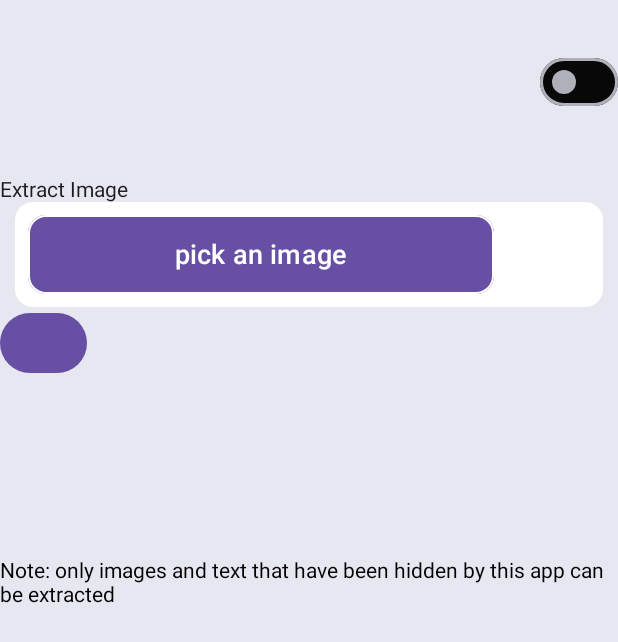
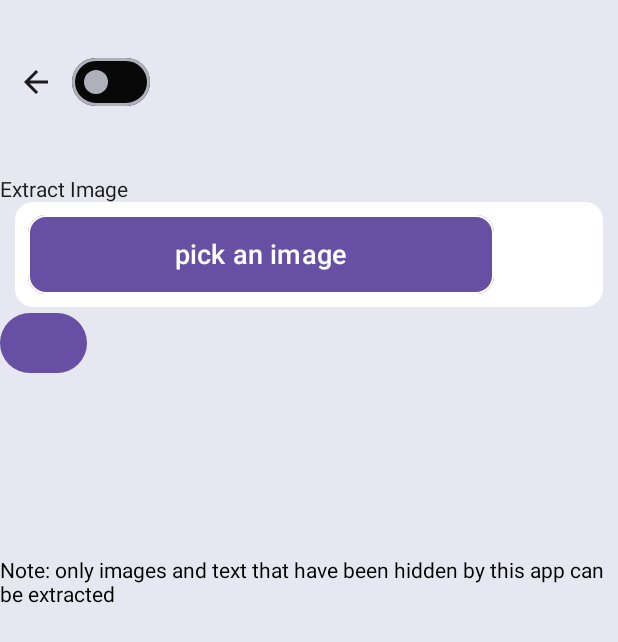
Before and after one commit to christian759/cryptic, an Android app built with Jetpack Compose: the screen it shows after launch (MainActivity), after a tap on "Hide Images", on a phone screen of 412 x 824 dp. Shown: the top 642 px of the screen. Run offline under Robolectric (Android 15) with nearby library versions, the phone set to English and light mode, and no system bars.

Commit message:
back button

```diff
--- a/app/src/main/java/com/ceo1/cryptic/MainActivity.kt
+++ b/app/src/main/java/com/ceo1/cryptic/MainActivity.kt
@@ -9,6 +9,8 @@ import androidx.annotation.RequiresApi
 import androidx.compose.foundation.BorderStroke
 import androidx.compose.foundation.background
 import androidx.compose.foundation.layout.*
+import androidx.compose.material.icons.Icons
+import androidx.compose.material.icons.filled.ArrowBack
 import androidx.compose.material3.*
 import androidx.compose.runtime.*
 import androidx.compose.ui.Alignment
@@ -20,6 +22,8 @@ import androidx.compose.ui.unit.TextUnitType
 import androidx.compose.ui.unit.dp
 import com.ceo1.cryptic.blocks.hide
 import com.ceo1.cryptic.blocks.extract
+import com.ceo1.cryptic.blocks.extractText
+import com.ceo1.cryptic.blocks.hideText
 import com.ceo1.cryptic.ui.theme.*
 
 class MainActivity : ComponentActivity() {
@@ -69,12 +73,12 @@ fun Master() {
                 fontWeight = FontWeight.Bold,
                 color = primaryTheme.color3,
                 modifier = Modifier.align(Alignment.CenterHorizontally)
-                    .padding(10.dp)
+                    .padding(12.dp)
             )
 
             Card(
-                border = BorderStroke(width = 4.dp, color = primaryTheme.color2),
-                modifier = Modifier.fillMaxWidth().padding(10.dp).height(80.dp),
+                border = BorderStroke(width = 5.dp, color = primaryTheme.color2),
+                modifier = Modifier.fillMaxWidth().padding(12.dp).height(90.dp),
                 colors = CardColors(
                     containerColor = primaryTheme.color3,
                     contentColor = primaryTheme.color2,
@@ -82,7 +86,7 @@ fun Master() {
                     disabledContainerColor = Color.Unspecified,
                     disabledContentColor = Color.Unspecified),
                 onClick = {
-                page += 1
+                page = 2
             }) {
                 Text("Hide Images",
                     fontSize = TextUnit(4F, TextUnitType.Em),
@@ -93,8 +97,8 @@ fun Master() {
             }
 
             Card(
-                border = BorderStroke(width = 4.dp, color = primaryTheme.color2),
-                modifier = Modifier.fillMaxWidth().padding(10.dp).height(80.dp),
+                border = BorderStroke(width = 5.dp, color = primaryTheme.color2),
+                modifier = Modifier.fillMaxWidth().padding(12.dp).height(90.dp),
                 colors = CardColors(
                     containerColor = primaryTheme.color3,
                     contentColor = primaryTheme.color2,
@@ -102,7 +106,7 @@ fun Master() {
                     disabledContainerColor = Color.Unspecified,
                     disabledContentColor = Color.Unspecified),
                 onClick = {
-                page += 2
+                page = 3
             }) {
                 Text("Extract Image", fontSize = TextUnit(4F, TextUnitType.Em), fontWeight = FontWeight.Bold,
                     modifier = Modifier.padding(7.dp))
@@ -110,6 +114,43 @@ fun Master() {
                     modifier = Modifier.padding(7.dp))
             }
 
+            Card(
+                border = BorderStroke(width = 5.dp, color = primaryTheme.color2),
+                modifier = Modifier.fillMaxWidth().padding(12.dp).height(90.dp),
+                colors = CardColors(
+                    containerColor = primaryTheme.color3,
+                    contentColor = primaryTheme.color2,
+
+                    disabledContainerColor = Color.Unspecified,
+                    disabledContentColor = Color.Unspecified),
+                onClick = {
+                    page =4
+                }) {
+                Text("Extract Text", fontSize = TextUnit(4F, TextUnitType.Em), fontWeight = FontWeight.Bold,
+                    modifier = Modifier.padding(7.dp))
+                Text("Unveil secret text that are hidden", fontSize = TextUnit(3F, TextUnitType.Em),
+                    modifier = Modifier.padding(7.dp))
+            }
+
+            Card(
+                border = BorderStroke(width = 5.dp, color = primaryTheme.color2),
+                modifier = Modifier.fillMaxWidth().padding(12.dp).height(90.dp),
+                colors = CardColors(
+                    containerColor = primaryTheme.color3,
+                    contentColor = primaryTheme.color2,
+
+                    disabledContainerColor = Color.Unspecified,
+                    disabledContentColor = Color.Unspecified),
+                onClick = {
+                    page = 5
+                }) {
+                Text("Hide Text",
+                    fontSize = TextUnit(4F, TextUnitType.Em),
+                    fontWeight = FontWeight.Bold,
+                    modifier = Modifier.padding(7.dp))
+                Text("Hide secret text within other image", fontSize = TextUnit(3F, TextUnitType.Em),
+                    modifier = Modifier.padding(7.dp))
+            }
         }
     }
 
@@ -119,10 +160,24 @@ fun Master() {
 
         Column {
 
-            Switch(modifier = Modifier.align(Alignment.End),
+            Row(horizontalArrangement = Arrangement.SpaceBetween) {
+
+            if (page != 1){
+                IconButton(onClick = {
+                    page = 1
+                }) {
+                    val painter = Icons.Default.ArrowBack
+                    Icon(imageVector = painter, contentDescription = "")
+                }
+            }
+                Switch(modifier = Modifier.align(Alignment.Top),
                 checked = colorTheme,
                 onCheckedChange = {
-                    colorTheme = if(colorTheme){false}else{true}
+                    colorTheme = if (colorTheme) {
+                        false
+                    } else {
+                        true
+                    }
                 },
                 colors = SwitchColors(
                     checkedThumbColor = primaryTheme.color2,
@@ -144,11 +199,13 @@ fun Master() {
                     disabledUncheckedIconColor = primaryTheme.color2
                 )
             )
-
+        }
             when (page) {
                 1 -> Welcome(primaryTheme)
                 2 -> extract(primaryTheme)
                 3 -> hide(primaryTheme)
+                4 -> extractText(primaryTheme)
+                5 -> hideText(primaryTheme)
             }
         }
 
--- a/app/src/main/java/com/ceo1/cryptic/blocks/extract_text.kt
+++ b/app/src/main/java/com/ceo1/cryptic/blocks/extract_text.kt
@@ -1,8 +1,9 @@
 package com.ceo1.cryptic.blocks
 
 import androidx.compose.runtime.Composable
+import com.ceo1.cryptic.Theme
 
 @Composable
-fun extract_image(){
+fun extractText(primaryTheme: Theme){
 
 }
--- a/app/src/main/java/com/ceo1/cryptic/blocks/hide_text.kt
+++ b/app/src/main/java/com/ceo1/cryptic/blocks/hide_text.kt
@@ -1,8 +1,9 @@
 package com.ceo1.cryptic.blocks
 
 import androidx.compose.runtime.Composable
+import com.ceo1.cryptic.Theme
 
 @Composable
-fun hide_text(){
+fun hideText(primaryTheme: Theme){
 
 }
--- a/app/src/main/java/com/ceo1/cryptic/ui/theme/Color.kt
+++ b/app/src/main/java/com/ceo1/cryptic/ui/theme/Color.kt
@@ -1,4 +1,5 @@
 package com.ceo1.cryptic.ui.theme
+
 
 import androidx.compose.ui.graphics.Color
 
```
